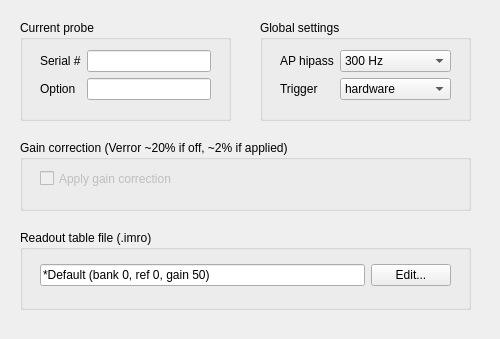
Above: Forms/IMCfgTab.ui from billkarsh/SpikeGLX before the change; both pictures show x 0 to 500 and y 0 to 339 of the 500 by 580 pixel window. Below: the same form after it.
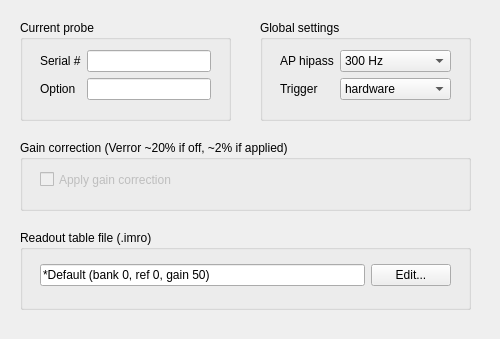
That is the form after the change.

```diff
--- a/Forms/IMCfgTab.ui
+++ b/Forms/IMCfgTab.ui
@@ -219,7 +219,7 @@
       <x>20</x>
       <y>30</y>
       <width>411</width>
-      <height>17</height>
+      <height>19</height>
      </rect>
     </property>
     <property name="toolTip">
```
